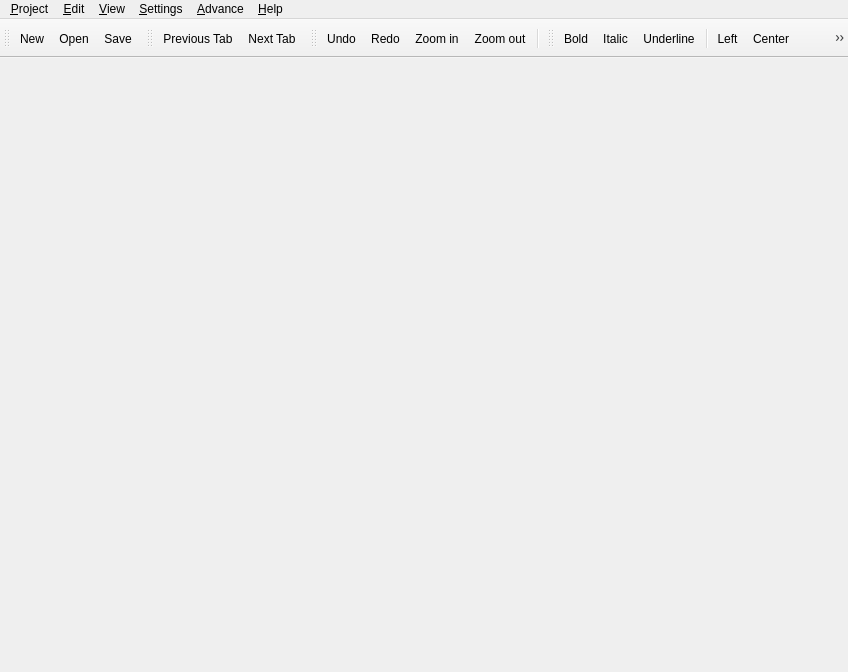
Qt form src/main/mainwindow.ui (axsapronov/bQella) before a commit.
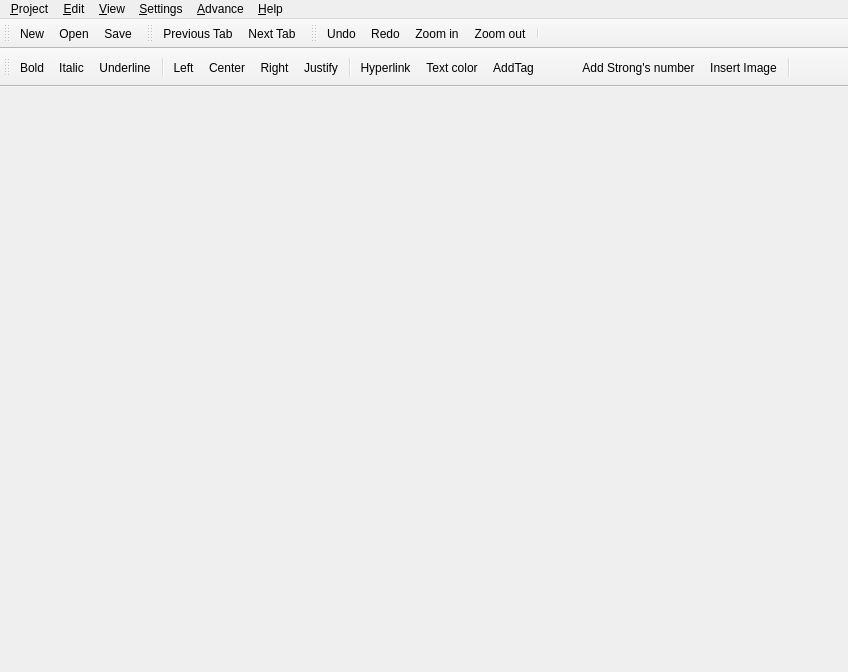
The same form after that commit. Icons and pictures are not drawn.

Commit message: Restore text color

What changed in the file:
```diff
--- a/src/main/mainwindow.ui
+++ b/src/main/mainwindow.ui
@@ -255,7 +255,7 @@
     <enum>TopToolBarArea</enum>
    </attribute>
    <attribute name="toolBarBreak">
-    <bool>false</bool>
+    <bool>true</bool>
    </attribute>
    <addaction name="actionTextBold"/>
    <addaction name="actionTextItalic"/>
@@ -706,7 +706,7 @@
   </action>
   <action name="actionTextColor">
    <property name="enabled">
-    <bool>false</bool>
+    <bool>true</bool>
    </property>
    <property name="icon">
     <iconset resource="../../resources/resources.qrc">
```
The commit also changes 1 other file.
